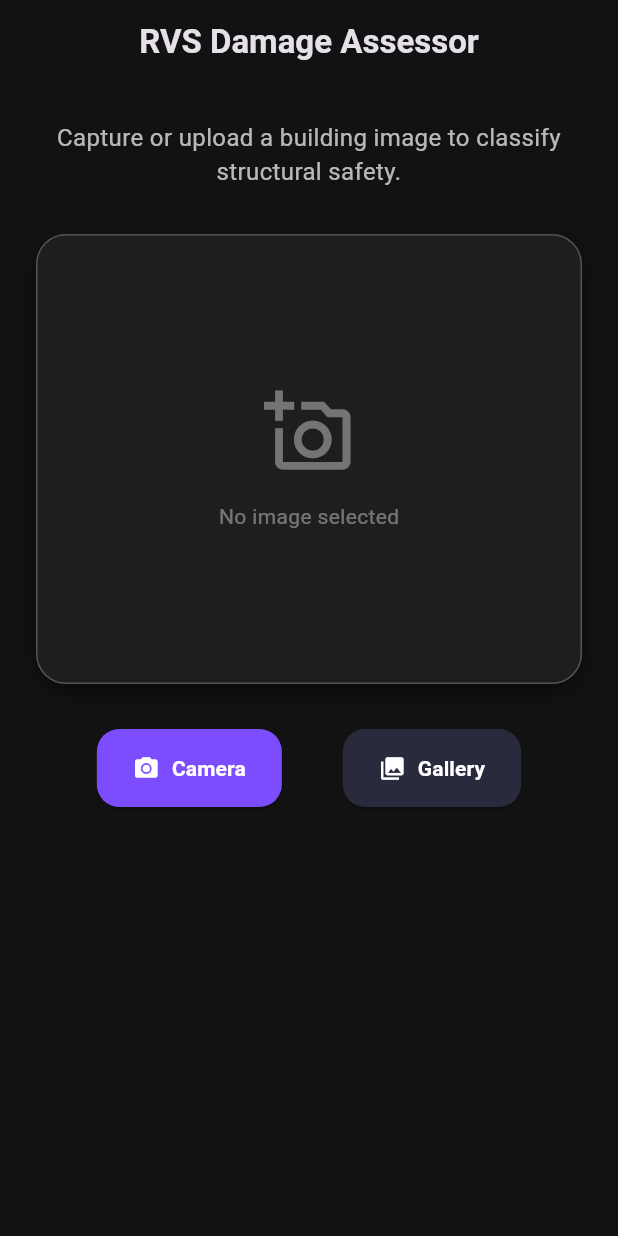
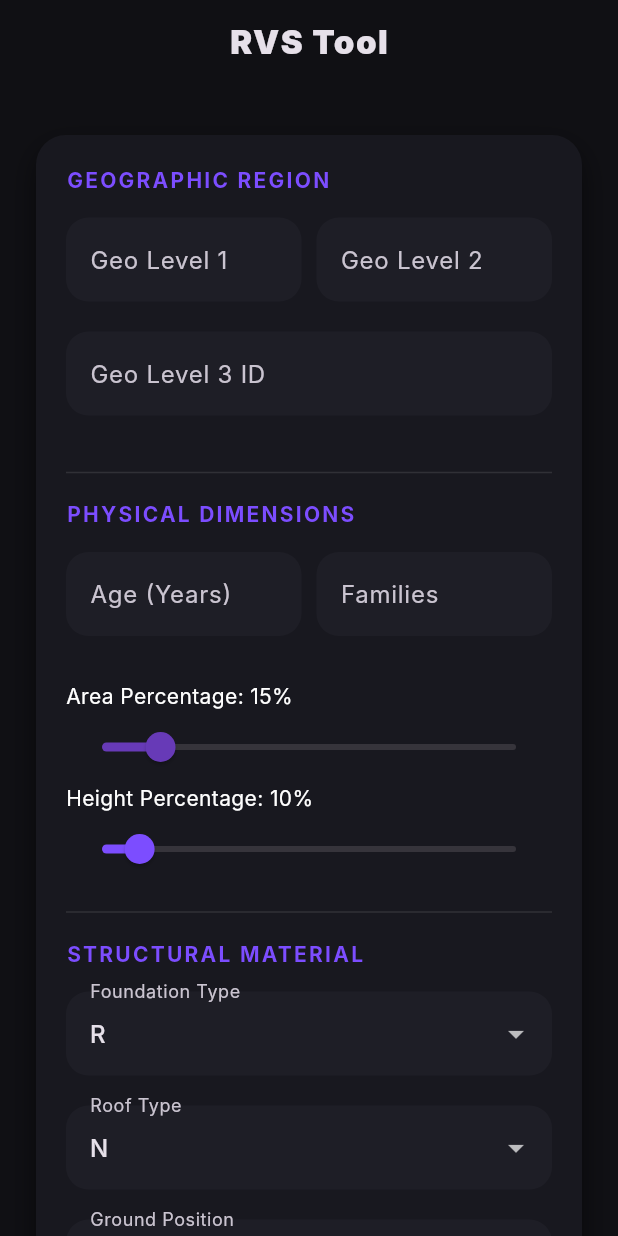
Before and after one commit to NamitaB164/RVS, a Flutter app: the screen it shows after launch, on a phone screen of 412 x 824 dp. Run offline on Flutter 3.47's test engine with Material 3 defaults, Android fonts, the phone set to English and light mode, and no system bars; Roboto replaces fonts that are missing (Inter).

Commit message:
Final project documentation and cleanup (XGBoost Balanced Model)

```diff
--- a/frontend/rvs_web/lib/main.dart
+++ b/frontend/rvs_web/lib/main.dart
@@ -1,101 +1,100 @@
 import 'package:flutter/material.dart';
-import 'package:image_picker/image_picker.dart';
 import 'package:http/http.dart' as http;
 import 'dart:convert';
-import 'dart:io';
-import 'package:flutter/foundation.dart' show kIsWeb;
 
 void main() {
-  runApp(const RVSApp());
+  runApp(const TabularRVSApp());
 }
 
-class RVSApp extends StatelessWidget {
-  const RVSApp({super.key});
+class TabularRVSApp extends StatelessWidget {
+  const TabularRVSApp({super.key});
 
   @override
   Widget build(BuildContext context) {
     return MaterialApp(
-      title: 'RVS Builder Safety',
+      title: 'Earthquake Damage RVS',
       theme: ThemeData(
         brightness: Brightness.dark,
         primarySwatch: Colors.deepPurple,
-        scaffoldBackgroundColor: const Color(0xFF121212),
-        fontFamily: 'Roboto',
+        scaffoldBackgroundColor: const Color(0xFF101014),
         useMaterial3: true,
+        fontFamily: 'Inter',
       ),
-      home: const RVSScannerScreen(),
+      home: const RVSFormScreen(),
     );
   }
 }
 
-class RVSScannerScreen extends StatefulWidget {
-  const RVSScannerScreen({super.key});
+class RVSFormScreen extends StatefulWidget {
+  const RVSFormScreen({super.key});
 
   @override
-  State<RVSScannerScreen> createState() => _RVSScannerScreenState();
+  State<RVSFormScreen> createState() => _RVSFormScreenState();
 }
 
-class _RVSScannerScreenState extends State<RVSScannerScreen> {
-  File? _imageFile;
-  final ImagePicker _picker = ImagePicker();
-
+class _RVSFormScreenState extends State<RVSFormScreen> {
+  final _formKey = GlobalKey<FormState>();
   bool _isLoading = false;
   String? _femaTag;
   String? _colorTag;
-  double? _confidence;
+  int? _damageGrade;
   String? _errorMessage;
 
-  // Replace with your FastAPI backend URL (use 10.0.2.2 for Android emulator pointing to localhost)
-  final String apiUrl = "http://127.0.0.1:8000/predict";
+  // The 10 Features
+  int gl1 = 17, gl2 = 1200, gl3 = 10000;
+  int age = 20, families = 1;
+  double area = 15.0, height = 10.0;
+  String roofType = 'n';
+  String foundationType = 'r';
+  String position = 's';
 
-  Future<void> _pickImage(ImageSource source) async {
-    try {
-      final XFile? pickedFile = await _picker.pickImage(source: source);
-      if (pickedFile != null) {
-        setState(() {
-          _imageFile = File(pickedFile.path);
-          _femaTag = null;
-          _errorMessage = null;
-        });
-        _analyzeImage();
-      }
-    } catch (e) {
-      setState(() {
-        _errorMessage = "Error picking image: \$e";
-      });
-    }
-  }
+  // Replace with your actual FastAPI backend URL (use 10.0.2.2 for Android emulator)
+  final String apiUrl = "http://127.0.0.1:8000/analyze";
 
-  Future<void> _analyzeImage() async {
-    if (_imageFile == null) return;
+  Future<void> _submitData() async {
+    if (!_formKey.currentState!.validate()) return;
+    _formKey.currentState!.save();
 
     setState(() {
       _isLoading = true;
       _errorMessage = null;
+      _femaTag = null;
     });
 
     try {
-      var request = http.MultipartRequest('POST', Uri.parse(apiUrl));
-      request.files.add(await http.MultipartFile.fromPath('file', _imageFile!.path));
-
-      var streamedResponse = await request.send();
-      var response = await http.Response.fromStream(streamedResponse);
+      final response = await http.post(
+        Uri.parse(apiUrl),
+        headers: {'Content-Type': 'application/json'},
+        body: json.encode({
+          "geo_level_3_id": gl3,
+          "geo_level_1_id": gl1,
+          "geo_level_2_id": gl2,
+          "age": age,
+          "area_percentage": area.toInt(),
+          "height_percentage": height.toInt(),
+          "roof_type": roofType,
+          "count_families": families,
+          "foundation_type": foundationType,
+          "position": position,
+        }),
+      );
 
       if (response.statusCode == 200) {
         var data = json.decode(response.body);
         setState(() {
           _femaTag = data['fema_tag'];
           _colorTag = data['color'];
-          _confidence = data['confidence'];
+          _damageGrade = data['damage_grade'];
         });
       } else {
         setState(() {
-          _errorMessage = "Server error: \${response.statusCode}";
+          _errorMessage =
+              "Server error \${response.statusCode}: \${response.body}";
         });
       }
     } catch (e) {
       setState(() {
-        _errorMessage = "Failed to connect to API. Please ensure Backend is running locally or enter correct URL.";
+        _errorMessage = "Failed to connect to API: \$e";
       });
     } finally {
       setState(() {
@@ -111,49 +110,234 @@ class _RVSScannerScreenState extends State<RVSScannerScreen> {
     return Colors.white;
   }
 
+  Widget _buildNumericField(
+    String label,
+    String hint,
+    Function(String?) onSave, {
+    int maxLength = 5,
+  }) {
+    return Padding(
+      padding: const EdgeInsets.only(bottom: 20),
+      child: TextFormField(
+        keyboardType: TextInputType.number,
+        maxLength: maxLength,
+        decoration: InputDecoration(
+          labelText: label,
+          hintText: hint,
+          filled: true,
+          fillColor: const Color(0xFF1E1E26),
+          border: OutlineInputBorder(
+            borderRadius: BorderRadius.circular(15),
+            borderSide: BorderSide.none,
+          ),
+          counterText: "",
+        ),
+        validator:
+            (value) => value == null || value.isEmpty ? 'Required' : null,
+        onSaved: onSave,
+      ),
+    );
+  }
+
+  Widget _buildDropdownField(
+    String label,
+    List<String> items,
+    String value,
+    Function(String?) onChanged,
+  ) {
+    return Padding(
+      padding: const EdgeInsets.only(bottom: 20),
+      child: DropdownButtonFormField<String>(
+        value: value,
+        decoration: InputDecoration(
+          labelText: label,
+          filled: true,
+          fillColor: const Color(0xFF1E1E26),
+          border: OutlineInputBorder(
+            borderRadius: BorderRadius.circular(15),
+            borderSide: BorderSide.none,
+          ),
+        ),
+        items:
+            items
+                .map(
+                  (item) => DropdownMenuItem(
+                    value: item,
+                    child: Text(item.toUpperCase()),
+                  ),
+                )
+                .toList(),
+        onChanged: onChanged,
+        onSaved: onChanged,
+      ),
+    );
+  }
+
   @override
   Widget build(BuildContext context) {
     return Scaffold(
       appBar: AppBar(
-        title: const Text('RVS Damage Assessor', style: TextStyle(fontWeight: FontWeight.bold)),
+        title: const Text(
+          'RVS Tool',
+          style: TextStyle(fontWeight: FontWeight.w900, letterSpacing: 1),
+        ),
         centerTitle: true,
+        backgroundColor: Colors.transparent,
         elevation: 0,
-        backgroundColor: Colors.transparent,
       ),
       body: SingleChildScrollView(
+        physics: const BouncingScrollPhysics(),
         child: Padding(
           padding: const EdgeInsets.all(24.0),
           child: Column(
             crossAxisAlignment: CrossAxisAlignment.stretch,
             children: [
+              const SizedBox(height: 10),
+
+              Container(
+                padding: const EdgeInsets.all(20),
+                decoration: BoxDecoration(
+                  color: const Color(0xFF18181F),
+                  borderRadius: BorderRadius.circular(20),
+                  boxShadow: [
+                    BoxShadow(
+                      color: Colors.black.withOpacity(0.5),
+                      blurRadius: 15,
+                      offset: const Offset(0, 8),
+                    ),
+                  ],
+                ),
+                child: Form(
+                  key: _formKey,
+                  child: Column(
+                    crossAxisAlignment: CrossAxisAlignment.start,
+                    children: [
                       const Text(
-                "Capture or upload a building image to classify structural safety.",
-                textAlign: TextAlign.center,
-                style: TextStyle(fontSize: 16, color: Colors.white70),
+                        "GEOGRAPHIC REGION",
+                        style: TextStyle(
+                          color: Colors.deepPurpleAccent,
+                          fontWeight: FontWeight.bold,
+                          letterSpacing: 1.5,
                         ),
-              const SizedBox(height: 30),
+                      ),
+                      const SizedBox(height: 15),
+                      Row(
+                        children: [
+                          Expanded(
+                            child: _buildNumericField(
+                              "Geo Level 1",
+                              "0-30",
+                              (val) => gl1 = int.parse(val!),
+                            ),
+                          ),
+                          const SizedBox(width: 10),
+                          Expanded(
+                            child: _buildNumericField(
+                              "Geo Level 2",
+                              "0-1427",
+                              (val) => gl2 = int.parse(val!),
+                            ),
+                          ),
+                        ],
+                      ),
+                      _buildNumericField(
+                        "Geo Level 3 ID",
+                        "0-12567",
+                        (val) => gl3 = int.parse(val!),
+                        maxLength: 6,
+                      ),
 
-              // Image Viewer Card
-              Container(
-                height: 300,
-                decoration: BoxDecoration(
-                  color: const Color(0xFF1E1E1E),
-                  borderRadius: BorderRadius.circular(20),
-                  border: Border.all(color: Colors.white24, width: 1),
-                  boxShadow: [
-                    BoxShadow(color: Colors.black45, blurRadius: 10, offset: Offset(0, 5))
-                  ]
+                      const Padding(
+                        padding: EdgeInsets.symmetric(vertical: 10),
+                        child: Divider(color: Colors.white10),
                       ),
-                child: ClipRRect(
-                  borderRadius: BorderRadius.circular(20),
-                  child: _imageFile != null
-                      ? (kIsWeb ? Image.network(_imageFile!.path, fit: BoxFit.cover) : Image.file(_imageFile!, fit: BoxFit.cover))
-                      : Column(
-                          mainAxisAlignment: MainAxisAlignment.center,
-                          children: const [
-                            Icon(Icons.add_a_photo_outlined, size: 60, color: Colors.white38),
-                            SizedBox(height: 16),
-                            Text("No image selected", style: TextStyle(color: Colors.white38))
+
+                      const Text(
+                        "PHYSICAL DIMENSIONS",
+                        style: TextStyle(
+                          color: Colors.deepPurpleAccent,
+                          fontWeight: FontWeight.bold,
+                          letterSpacing: 1.5,
+                        ),
+                      ),
+                      const SizedBox(height: 15),
+                      Row(
+                        children: [
+                          Expanded(
+                            child: _buildNumericField(
+                              "Age (Years)",
+                              "20",
+                              (val) => age = int.parse(val!),
+                            ),
+                          ),
+                          const SizedBox(width: 10),
+                          Expanded(
+                            child: _buildNumericField(
+                              "Families",
+                              "1",
+                              (val) => families = int.parse(val!),
+                            ),
+                          ),
+                        ],
+                      ),
+
+                      const SizedBox(height: 10),
+                      Text(
+                        "Area Percentage: ${area.toInt()}%",
+                        style: const TextStyle(color: Colors.white),
+                      ),
+                      Slider(
+                        value: area,
+                        min: 1,
+                        max: 100,
+                        activeColor: Colors.deepPurple,
+                        onChanged: (val) => setState(() => area = val),
+                      ),
+
+                      Text(
+                        "Height Percentage: ${height.toInt()}%",
+                        style: const TextStyle(color: Colors.white),
+                      ),
+                      Slider(
+                        value: height,
+                        min: 1,
+                        max: 100,
+                        activeColor: Colors.deepPurpleAccent,
+                        onChanged: (val) => setState(() => height = val),
+                      ),
+
+                      const Padding(
+                        padding: EdgeInsets.symmetric(vertical: 10),
+                        child: Divider(color: Colors.white10),
+                      ),
+
+                      const Text(
+                        "STRUCTURAL MATERIAL",
+                        style: TextStyle(
+                          color: Colors.deepPurpleAccent,
+                          fontWeight: FontWeight.bold,
+                          letterSpacing: 1.5,
+                        ),
+                      ),
+                      const SizedBox(height: 15),
+                      _buildDropdownField(
+                        "Foundation Type",
+                        ['r', 'w', 'i', 'u', 'h'],
+                        foundationType,
+                        (val) => setState(() => foundationType = val!),
+                      ),
+                      _buildDropdownField(
+                        "Roof Type",
+                        ['n', 'q', 'x'],
+                        roofType,
+                        (val) => setState(() => roofType = val!),
+                      ),
+                      _buildDropdownField(
+                        "Ground Position",
+                        ['s', 't', 'j', 'o'],
+                        position,
+                        (val) => setState(() => position = val!),
+                      ),
                     ],
                   ),
                 ),
@@ -161,55 +345,45 @@ class _RVSScannerScreenState extends State<RVSScannerScreen> {
 
               const SizedBox(height: 30),
 
-              // Buttons
-              Row(
-                mainAxisAlignment: MainAxisAlignment.spaceEvenly,
-                children: [
-                  ElevatedButton.icon(
+              ElevatedButton(
+                onPressed: _isLoading ? null : _submitData,
                 style: ElevatedButton.styleFrom(
-                      padding: const EdgeInsets.symmetric(horizontal: 24, vertical: 16),
+                  padding: const EdgeInsets.symmetric(vertical: 20),
                   backgroundColor: Colors.deepPurpleAccent,
-                      shape: RoundedRectangleBorder(borderRadius: BorderRadius.circular(15))
+                  shape: RoundedRectangleBorder(
+                    borderRadius: BorderRadius.circular(15),
                   ),
-                    onPressed: () => _pickImage(ImageSource.camera),
-                    icon: const Icon(Icons.camera_alt, color: Colors.white),
-                    label: const Text("Camera", style: TextStyle(fontWeight: FontWeight.bold, color: Colors.white)),
+                  elevation: 8,
                 ),
-                  ElevatedButton.icon(
-                    style: ElevatedButton.styleFrom(
-                      padding: const EdgeInsets.symmetric(horizontal: 24, vertical: 16),
-                      backgroundColor: const Color(0xFF2A2A3D),
-                      shape: RoundedRectangleBorder(borderRadius: BorderRadius.circular(15))
+                child:
+                    _isLoading
+                        ? const CircularProgressIndicator(color: Colors.white)
+                        : const Text(
+                          "INITIALIZE PROTOCOL",
+                          style: TextStyle(
+                            fontSize: 16,
+                            fontWeight: FontWeight.w900,
+                            color: Colors.white,
+                            letterSpacing: 2,
                           ),
-                    onPressed: () => _pickImage(ImageSource.gallery),
-                    icon: const Icon(Icons.photo_library, color: Colors.white),
-                    label: const Text("Gallery", style: TextStyle(fontWeight: FontWeight.bold, color: Colors.white)),
                         ),
-                ],
               ),
 
-              const SizedBox(height: 40),
+              const SizedBox(height: 30),
 
-              // Loading State & Results
-              if (_isLoading)
-                const Center(child: CircularProgressIndicator(color: Colors.deepPurpleAccent))
-              else if (_errorMessage != null)
-                Container(
-                  padding: const EdgeInsets.all(16),
-                  decoration: BoxDecoration(color: Colors.red.withOpacity(0.1), borderRadius: BorderRadius.circular(10)),
-                  child: Text(_errorMessage!, style: const TextStyle(color: Colors.redAccent, fontWeight: FontWeight.bold), textAlign: TextAlign.center),
+              if (_errorMessage != null)
+                Text(
+                  _errorMessage!,
+                  style: const TextStyle(color: Colors.redAccent),
+                  textAlign: TextAlign.center,
                 )
               else if (_femaTag != null)
                 AnimatedContainer(
                   duration: const Duration(milliseconds: 500),
-                  curve: Curves.easeInOut,
                   padding: const EdgeInsets.all(24),
                   decoration: BoxDecoration(
                     gradient: LinearGradient(
-                      colors: [
-                        _getTagColor().withOpacity(0.2),
-                        const Color(0xFF1E1E1E)
-                      ],
+                      colors: [_getTagColor().withOpacity(0.3), Colors.black],
                       begin: Alignment.topLeft,
                       end: Alignment.bottomRight,
                     ),
@@ -218,27 +392,38 @@ class _RVSScannerScreenState extends State<RVSScannerScreen> {
                   ),
                   child: Column(
                     children: [
-                      Text(
-                        "FEMA TAG ASSIGNED",
-                        style: TextStyle(fontSize: 12, letterSpacing: 2, color: Colors.white54, fontWeight: FontWeight.bold),
+                      const Text(
+                        "PREDICTED STRUCTURAL INTEGRITY",
+                        style: TextStyle(
+                          fontSize: 10,
+                          letterSpacing: 2,
+                          color: Colors.white54,
+                        ),
                       ),
                       const SizedBox(height: 10),
                       Text(
-                        _femaTag!,
+                        _femaTag!.toUpperCase(),
                         style: TextStyle(
                           fontSize: 48,
                           fontWeight: FontWeight.w900,
                           color: _getTagColor(),
-                          shadows: [Shadow(color: _getTagColor().withOpacity(0.5), blurRadius: 20)]
+                          shadows: [
+                            Shadow(
+                              color: _getTagColor().withOpacity(0.5),
+                              blurRadius: 20,
+                            ),
+                          ],
                         ),
                       ),
-                      if (_confidence != null) ...[
                       const SizedBox(height: 10),
                       Text(
-                          "Confidence: \${(_confidence! * 100).toStringAsFixed(1)}%",
-                          style: const TextStyle(color: Colors.white70, fontSize: 16),
-                        )
-                      ]
+                        "Grade: ${_damageGrade ?? 'N/A'}",
+                        style: const TextStyle(
+                          color: Colors.white70,
+                          fontSize: 18,
+                          fontWeight: FontWeight.bold,
+                        ),
+                      ),
                     ],
                   ),
                 ),
```
Also changed, not shown: System1.png (added), frontend/rvs_web/pubspec.lock, 18 other files. Lines whose indentation alone changed are shown as unchanged.
